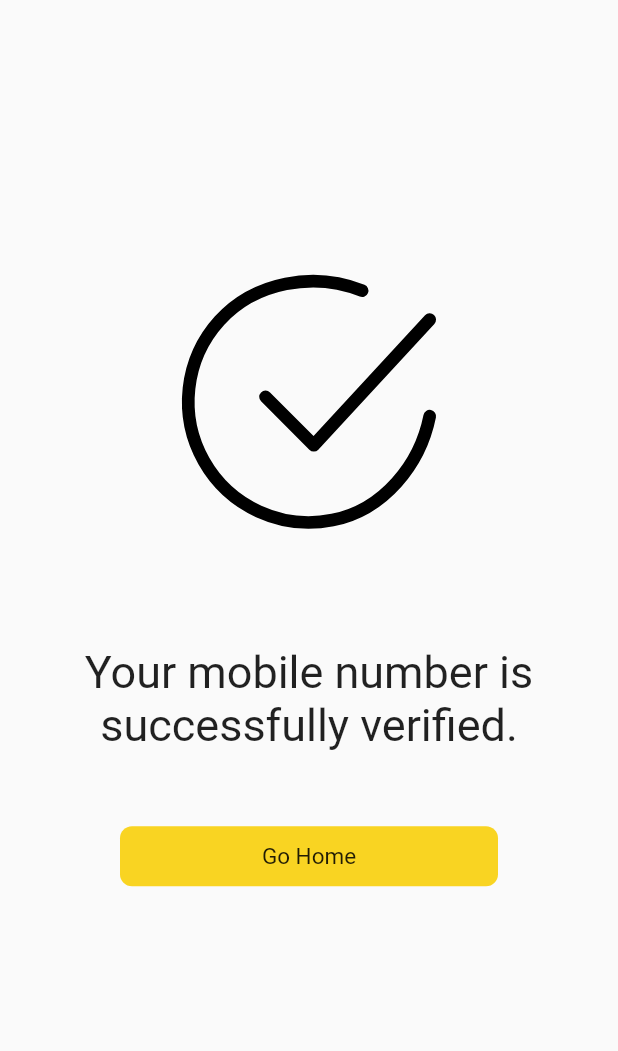
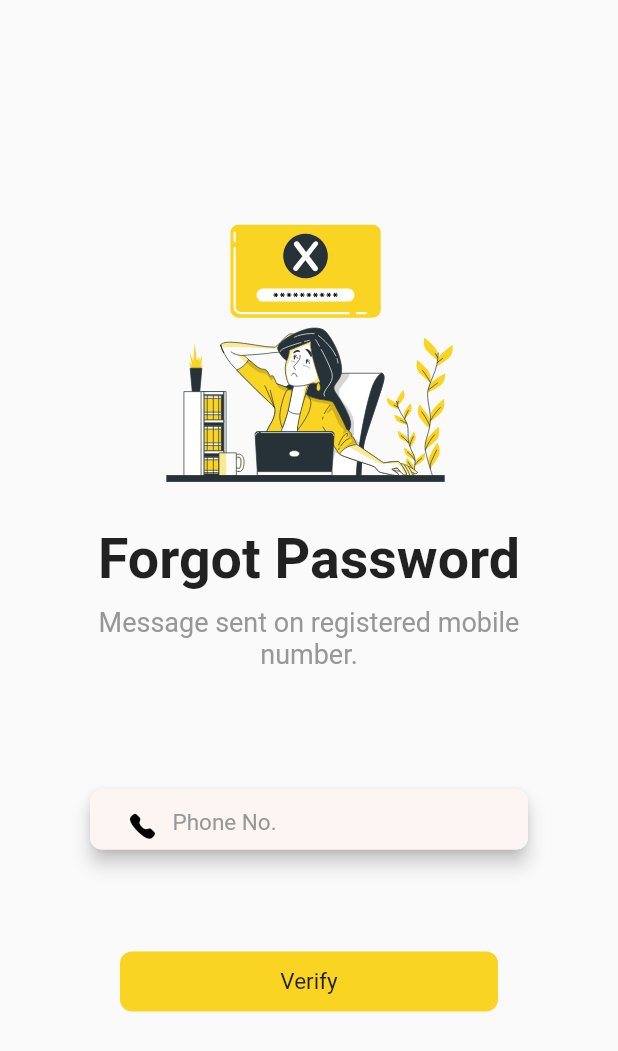
Before and after one commit to ajayphogat/Audition-App_Flutter, a Flutter app: the screen it shows after launch, on a phone screen of 412 x 824 dp. Shown: the top 1051 px of the screen. Run offline on Flutter 3.47's test engine with Material 2 defaults, Android fonts, the phone set to English and light mode, and no system bars; our stand-ins replace flutter_svg.

Commit message:
Forgot Password Page -> Completed

```diff
--- a/lib/login/common.dart
+++ b/lib/login/common.dart
@@ -7,7 +7,7 @@ Widget commonTextField(
     child: Stack(
       children: [
         Material(
-          elevation: 8,
+          elevation: 5,
           borderRadius: BorderRadius.circular(8),
           child: Container(
             width: MediaQuery.of(context).size.width - 120,
--- /dev/null
+++ b/lib/login/forgotPassword.dart
@@ -0,0 +1,53 @@
+import 'package:first_app/customize/my_flutter_app_icons.dart';
+import 'package:first_app/login/common.dart';
+import 'package:first_app/login/verifyMobile.dart';
+import 'package:flutter/material.dart';
+import 'package:flutter_svg/flutter_svg.dart';
+
+class ForgotPassword extends StatelessWidget {
+  ForgotPassword({Key? key}) : super(key: key);
+
+  static const String routeName = "/forgot-password";
+
+  final TextEditingController _phone = TextEditingController();
+
+  @override
+  Widget build(BuildContext context) {
+    return Scaffold(
+      body: SafeArea(
+        child: Column(
+          mainAxisAlignment: MainAxisAlignment.center,
+          children: [
+            AspectRatio(
+              aspectRatio: 2.4,
+              child: SvgPicture.asset(
+                  "asset/images/illustration/forgot_password.svg"),
+            ),
+            const SizedBox(height: 30),
+            const Text(
+              "Forgot Password",
+              style: TextStyle(
+                fontSize: 37,
+                fontWeight: FontWeight.bold,
+              ),
+            ),
+            const SizedBox(height: 10),
+            const Text(
+              "Message sent on registered mobile\nnumber.",
+              textAlign: TextAlign.center,
+              style: TextStyle(
+                color: Color(0xFF979797),
+                fontSize: 18,
+              ),
+            ),
+            const SizedBox(height: 80),
+            commonTextField(
+                context, _phone, "Phone No.", MyFlutterApp.call, false),
+            const SizedBox(height: 60),
+            longBasicButton(context, VerifyMobile.routeName, "Verify"),
+          ],
+        ),
+      ),
+    );
+  }
+}
--- a/lib/login/loginPage.dart
+++ b/lib/login/loginPage.dart
@@ -50,7 +50,7 @@ class _LoginPageState extends State<LoginPage> {
                 child: Stack(
                   children: [
                     Material(
-                      elevation: 8,
+                      elevation: 5,
                       borderRadius: BorderRadius.circular(8),
                       child: Container(
                         width: MediaQuery.of(context).size.width - 120,
--- a/lib/login/signUpPage.dart
+++ b/lib/login/signUpPage.dart
@@ -73,7 +73,7 @@ class _SignupPageState extends State<SignupPage> {
                   child: Stack(
                     children: [
                       Material(
-                        elevation: 10,
+                        elevation: 5,
                         borderRadius: BorderRadius.circular(8),
                         child: Container(
                           width: MediaQuery.of(context).size.width - 120,
--- a/lib/main.dart
+++ b/lib/main.dart
@@ -1,5 +1,7 @@
 import 'package:first_app/homePage/homePage.dart';
+import 'package:first_app/login/forgotPassword.dart';
 import 'package:first_app/login/loginPage.dart';
+import 'package:first_app/login/mainPage.dart';
 import 'package:first_app/login/signUpPage.dart';
 import 'package:first_app/login/verifiedPage.dart';
 import 'package:first_app/login/verifyMobile.dart';
@@ -15,12 +17,12 @@ class MyAPP extends StatelessWidget {
     return MaterialApp(
       initialRoute: "/",
       routes: {
-        "/": (context) =>
-            const VerifiedPage(), //FIXME: Change this Starting Screen
+        "/": (context) => ForgotPassword(), //FIXME: Change this Starting Screen
         LoginPage.routeName: (context) => const LoginPage(),
         SignupPage.routeName: (context) => const SignupPage(),
         VerifyMobile.routeName: (context) => const VerifyMobile(),
         VerifiedPage.routeName: (context) => const VerifiedPage(),
+        ForgotPassword.routeName: (context) => ForgotPassword(),
         HomePage.routeName: (context) => const HomePage(),
       },
       debugShowCheckedModeBanner: false,
```
Also changed, not shown: asset/images/illustration/forgot_password.svg (added).
